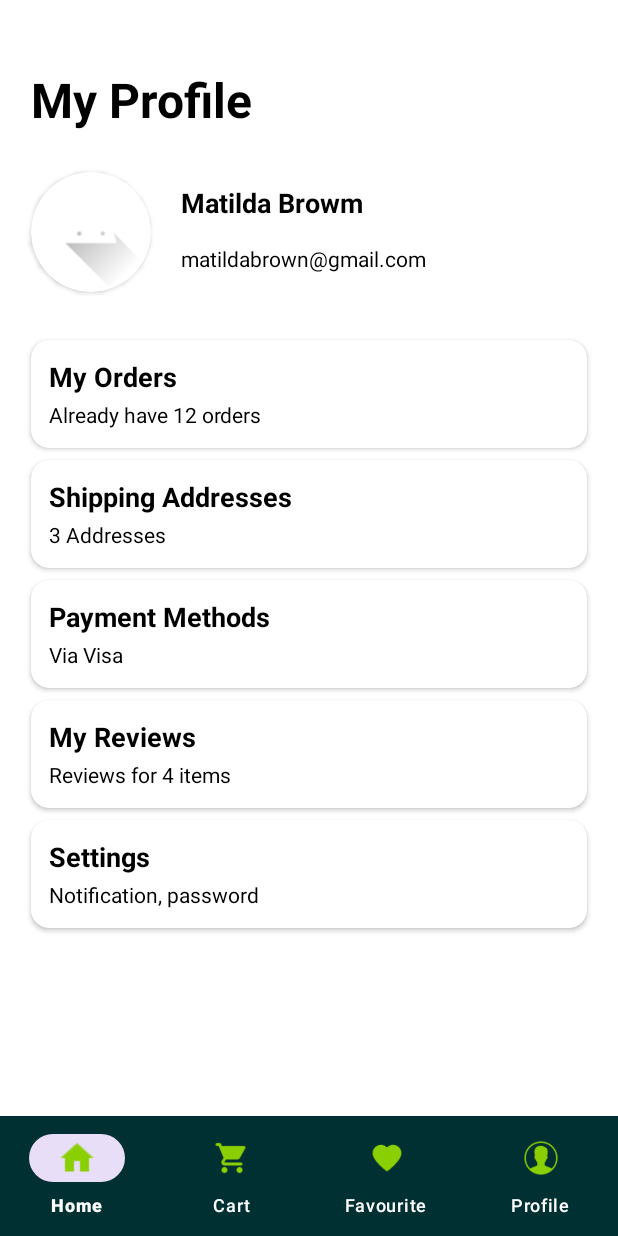
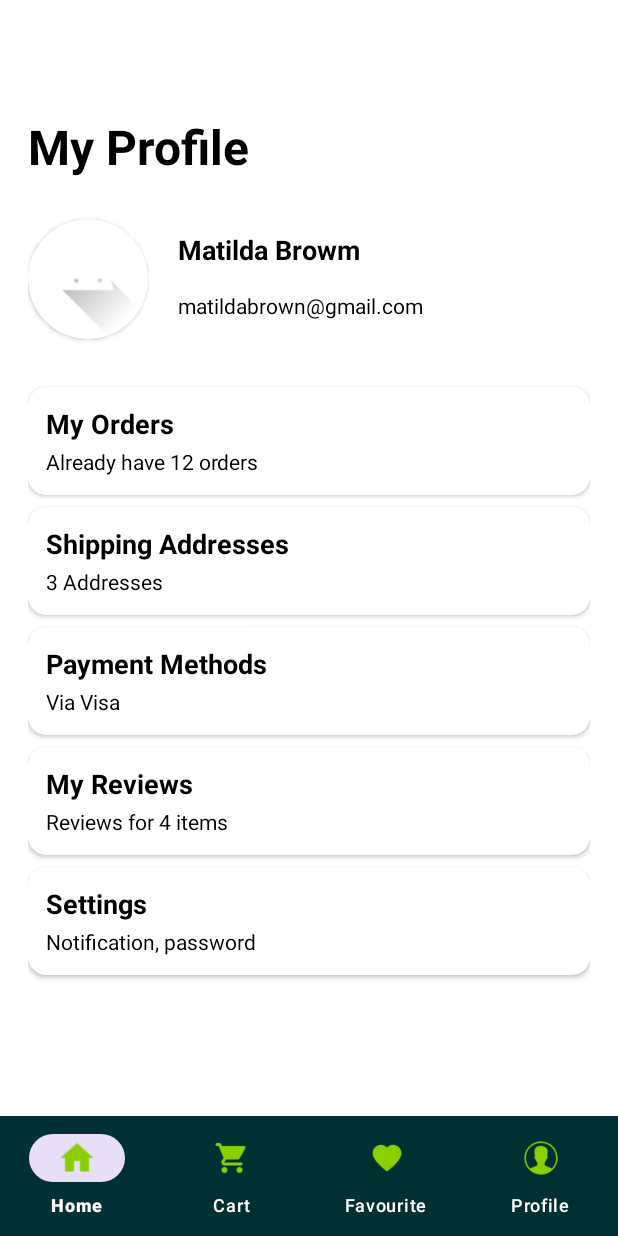
Before and after one commit to adnanyaseen716/ShoppingGrid, an Android app: the fragment ProfileFragment placed in its activity, on a phone screen of 412 x 824 dp. Run offline under Robolectric (Android 15) with nearby library versions, the phone set to English and light mode, and no system bars; libraries missing offline, so code that uses them is left out: com.denzcoskun.imageslider; 7 statements that could not run were skipped.

Commit message:
responsive fragment profile

```diff
--- a/app/src/main/res/layout/fragment_profile.xml
+++ b/app/src/main/res/layout/fragment_profile.xml
@@ -3,21 +3,35 @@
     xmlns:android="http://schemas.android.com/apk/res/android"
     xmlns:tools="http://schemas.android.com/tools"
     android:layout_width="match_parent"
-    android:layout_height="match_parent"
+    android:layout_height="wrap_content"
+    android:minHeight="1000dp"
     tools:context=".Profile.ProfileFragment"
     android:background="@color/white"
     xmlns:app="http://schemas.android.com/apk/res-auto">
 
+
+    <androidx.core.widget.NestedScrollView
+        android:layout_width="0dp"
+        android:layout_height="wrap_content"
+        android:background="@color/white"
+        app:layout_constraintEnd_toStartOf="@+id/guidelineEnd"
+        app:layout_constraintStart_toStartOf="@+id/guidelineStart"
+        app:layout_constraintTop_toTopOf="@+id/guidelineTop">
+
+        <androidx.constraintlayout.widget.ConstraintLayout
+            android:layout_width="match_parent"
+            android:layout_height="wrap_content">
 
             <androidx.appcompat.widget.AppCompatTextView
                 android:id="@+id/appCompatTextView"
                 style="@style/large_txt_theme"
                 android:layout_width="wrap_content"
                 android:layout_height="@dimen/large_tv_height"
+                android:layout_marginTop="16dp"
                 android:text="@string/my_profile"
                 android:textStyle="bold"
-        app:layout_constraintStart_toStartOf="@+id/guidelineStart"
-        app:layout_constraintTop_toTopOf="@+id/guidelineTop" />
+                app:layout_constraintStart_toStartOf="parent"
+                app:layout_constraintTop_toTopOf="parent" />
 
             <androidx.cardview.widget.CardView
                 android:id="@+id/cardView"
@@ -40,23 +54,23 @@
             <androidx.appcompat.widget.AppCompatTextView
                 android:id="@+id/tvUserName"
                 style="@style/medium_txt_theme"
-        android:textStyle="bold"
                 android:layout_width="wrap_content"
                 android:layout_height="@dimen/small_tv_height"
                 android:layout_marginStart="20dp"
                 android:layout_marginTop="8dp"
                 android:text="Matilda Browm"
+                android:textStyle="bold"
                 app:layout_constraintStart_toEndOf="@+id/cardView"
                 app:layout_constraintTop_toTopOf="@+id/cardView" />
 
 
             <androidx.appcompat.widget.AppCompatTextView
                 android:id="@+id/tvUserEmail"
+                style="@style/small_txt_theme"
                 android:layout_width="wrap_content"
                 android:layout_height="@dimen/small_tv_height"
                 android:layout_marginTop="8dp"
                 android:text="matildabrown@gmail.com"
-        style="@style/small_txt_theme"
                 app:layout_constraintStart_toStartOf="@+id/tvUserName"
                 app:layout_constraintTop_toBottomOf="@+id/tvUserName" />
 
@@ -68,8 +82,7 @@
                 android:layout_marginTop="32dp"
                 android:padding="18dp"
                 app:cardCornerRadius="@dimen/corner_radius"
-        app:layout_constraintEnd_toStartOf="@id/guidelineEnd"
-        app:layout_constraintHorizontal_bias="0.0"
+                app:layout_constraintEnd_toEndOf="parent"
                 app:layout_constraintStart_toStartOf="@+id/cardView"
                 app:layout_constraintTop_toBottomOf="@+id/cardView">
 
@@ -79,16 +92,16 @@
                     style="@style/medium_txt_theme"
                     android:layout_width="wrap_content"
                     android:layout_height="@dimen/small_tv_height"
+                    android:layout_margin="12dp"
                     android:text="@string/my_orders"
-            android:layout_margin="12dp"
                     android:textStyle="bold" />
 
                 <androidx.appcompat.widget.AppCompatTextView
                     android:id="@+id/tvOrdersCount"
                     style="@style/small_txt_theme"
-            android:layout_marginStart="12dp"
                     android:layout_width="wrap_content"
                     android:layout_height="@dimen/small_tv_height"
+                    android:layout_marginStart="12dp"
                     android:layout_marginTop="40dp"
                     android:text="Already have 12 orders" />
 
@@ -99,10 +112,10 @@
                 android:id="@+id/cvShippingAddress"
                 android:layout_width="0dp"
                 android:layout_height="wrap_content"
+                android:layout_marginTop="8dp"
                 android:padding="18dp"
-        android:layout_marginTop="8dp"
                 app:cardCornerRadius="@dimen/corner_radius"
-        app:layout_constraintEnd_toStartOf="@+id/guidelineEnd"
+                app:layout_constraintEnd_toEndOf="parent"
                 app:layout_constraintStart_toStartOf="@+id/cvMyOrder"
                 app:layout_constraintTop_toBottomOf="@+id/cvMyOrder">
 
@@ -132,10 +145,10 @@
                 android:id="@+id/cvPaymentMethods"
                 android:layout_width="0dp"
                 android:layout_height="wrap_content"
+                android:layout_marginTop="8dp"
                 android:padding="18dp"
-        android:layout_marginTop="8dp"
                 app:cardCornerRadius="@dimen/corner_radius"
-        app:layout_constraintEnd_toStartOf="@+id/guidelineEnd"
+                app:layout_constraintEnd_toEndOf="parent"
                 app:layout_constraintStart_toStartOf="@+id/cvShippingAddress"
                 app:layout_constraintTop_toBottomOf="@+id/cvShippingAddress">
 
@@ -166,10 +179,10 @@
                 android:id="@+id/cvReviews"
                 android:layout_width="0dp"
                 android:layout_height="wrap_content"
+                android:layout_marginTop="8dp"
                 android:padding="18dp"
                 app:cardCornerRadius="@dimen/corner_radius"
-        android:layout_marginTop="8dp"
-        app:layout_constraintEnd_toStartOf="@+id/guidelineEnd"
+                app:layout_constraintEnd_toEndOf="parent"
                 app:layout_constraintStart_toStartOf="@+id/cvPaymentMethods"
                 app:layout_constraintTop_toBottomOf="@+id/cvPaymentMethods">
 
@@ -199,10 +212,10 @@
                 android:id="@+id/cvSettings"
                 android:layout_width="0dp"
                 android:layout_height="wrap_content"
+                android:layout_marginTop="8dp"
                 android:padding="18dp"
                 app:cardCornerRadius="@dimen/corner_radius"
-        android:layout_marginTop="8dp"
-        app:layout_constraintEnd_toStartOf="@+id/guidelineEnd"
+                app:layout_constraintEnd_toEndOf="parent"
                 app:layout_constraintStart_toStartOf="@+id/cvReviews"
                 app:layout_constraintTop_toBottomOf="@+id/cvReviews">
 
@@ -228,15 +241,23 @@
 
             </androidx.cardview.widget.CardView>
 
+            <androidx.appcompat.widget.AppCompatTextView
+                android:layout_width="40dp"
+                android:layout_height="40dp"
+                app:layout_constraintTop_toBottomOf="@id/cvSettings"
+                app:layout_constraintStart_toStartOf="@id/cvSettings"
+                />
 
+        </androidx.constraintlayout.widget.ConstraintLayout>
 
+    </androidx.core.widget.NestedScrollView>
 
     <androidx.constraintlayout.widget.Guideline
         android:id="@+id/guidelineStart"
         android:layout_width="wrap_content"
         android:layout_height="wrap_content"
         android:orientation="vertical"
-        app:layout_constraintGuide_percent="0.05"/>
+        app:layout_constraintGuide_percent="0.045"/>
 
 
     <androidx.constraintlayout.widget.Guideline
@@ -244,7 +265,7 @@
         android:layout_width="wrap_content"
         android:layout_height="wrap_content"
         android:orientation="vertical"
-        app:layout_constraintGuide_percent="0.95"/>
+        app:layout_constraintGuide_percent="0.955"/>
 
     <androidx.constraintlayout.widget.Guideline
         android:id="@+id/guidelineTop"
```
Lines whose indentation alone changed are shown as unchanged.
